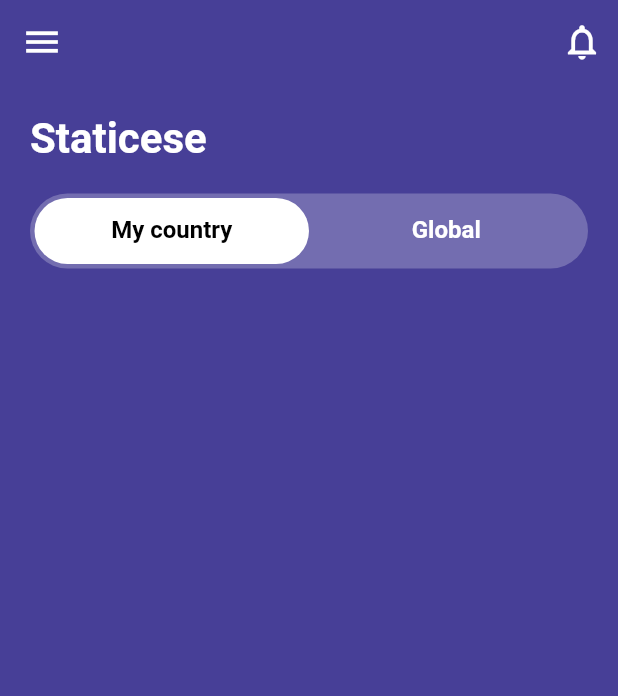
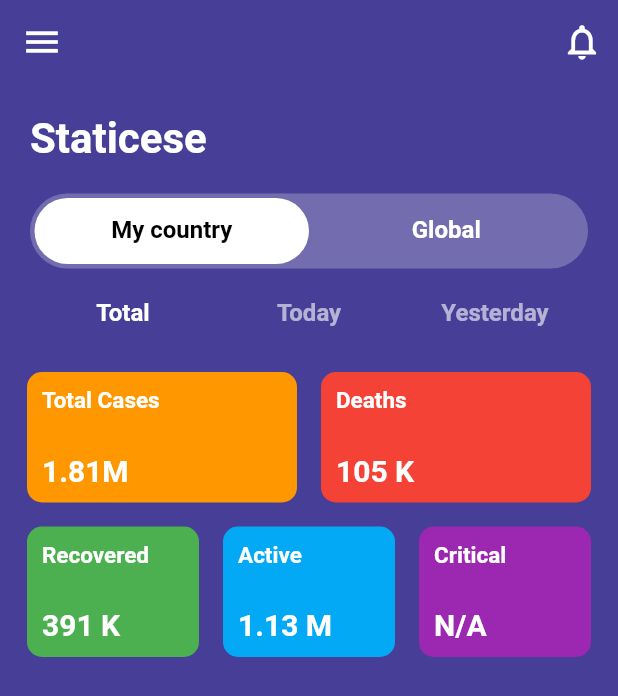
Before and after one commit to SHINDONGDONG/flutter_covid, a Flutter app: the StateScreen screen opened directly, on a phone screen of 412 x 824 dp. Shown: the top 696 px of the screen. Run offline on Flutter 3.47's test engine with Material 2 defaults, Android fonts, the phone set to English and light mode, and no system bars.

Commit message:
static tabbar, total case method

```diff
--- a/lib/screens/state_screen.dart
+++ b/lib/screens/state_screen.dart
@@ -2,6 +2,7 @@ import 'package:flutter/material.dart';
 import 'package:flutter_covid19/config/palette.dart';
 import 'package:flutter_covid19/config/style.dart';
 import 'package:flutter_covid19/widgets/custom_appbar.dart';
+import 'package:flutter_covid19/widgets/state_grid.dart';
 
 class StateScreen extends StatefulWidget {
   const StateScreen({Key key}) : super(key: key);
@@ -21,6 +22,13 @@ class _StateScreenState extends State<StateScreen> {
         slivers: [
           _buildheader(),
           _buildRegionTabBar(),
+          _buildStatesTabBar(),
+          SliverPadding(
+            padding: EdgeInsets.symmetric(horizontal: 10),
+            sliver: SliverToBoxAdapter(
+              child: StateGrid(),
+            ),
+          )
         ],
       ),
     );
@@ -42,7 +50,7 @@ class _StateScreenState extends State<StateScreen> {
     );
   }
 
-  SliverToBoxAdapter _buildRegionTabBar(){
+  SliverToBoxAdapter _buildRegionTabBar() {
     return SliverToBoxAdapter(
       child: DefaultTabController(
         length: 2,
@@ -71,4 +79,26 @@ class _StateScreenState extends State<StateScreen> {
       ),
     );
   }
+
+  SliverPadding _buildStatesTabBar() {
+    return SliverPadding(
+      padding: EdgeInsets.all(20),
+      sliver: SliverToBoxAdapter(
+        child: DefaultTabController(
+          length: 3,
+          child: TabBar(
+            labelColor: Colors.white,
+            unselectedLabelColor: Colors.white60,
+            labelStyle: Style.tabTextStyle,
+            indicatorColor: Colors.transparent,
+            tabs: [
+              Text('Total'),
+              Text('Today'),
+              Text('Yesterday'),
+            ],
+          ),
+        ),
+      ),
+    );
+  }
 }
--- /dev/null
+++ b/lib/widgets/state_grid.dart
@@ -0,0 +1,68 @@
+import 'package:flutter/material.dart';
+
+class StateGrid extends StatelessWidget {
+  const StateGrid({Key key}) : super(key: key);
+
+  @override
+  Widget build(BuildContext context) {
+    return Container(
+      height: MediaQuery.of(context).size.height * 0.25,
+      child: Column(
+        children: [
+          Flexible(
+            child: Row(
+              children: [
+                _buildStateCard(title: 'Total Cases',count: '1.81M',color: Colors.orange),
+                _buildStateCard(title: 'Deaths',count: '105 K',color: Colors.red),
+              ],
+            ),
+          ),
+          Flexible(
+            child: Row(
+              children: [
+                _buildStateCard(title: 'Recovered',count: '391 K',color: Colors.green),
+                _buildStateCard(title: 'Active',count: '1.13 M',color: Colors.lightBlue),
+                _buildStateCard(title: 'Critical',count: 'N/A',color: Colors.purple),
+              ],
+            ),
+          ),
+        ],
+      ),
+    );
+  }
+
+  Expanded _buildStateCard({@required String title, @required String count, @required MaterialColor color}) {
+    return Expanded(
+                child: Container(
+                  margin: EdgeInsets.all(8),
+                  padding: EdgeInsets.all(10),
+                  decoration: BoxDecoration(
+                    color: color,
+                    borderRadius: BorderRadius.circular(10),
+                  ),
+                  child: Column(
+                    mainAxisAlignment: MainAxisAlignment.spaceBetween,
+                    crossAxisAlignment: CrossAxisAlignment.start,
+                    children: [
+                      Text(
+                        title,
+                        style: TextStyle(
+                          color: Colors.white,
+                          fontSize: 15,
+                          fontWeight: FontWeight.w600,
+                        ),
+                      ),
+                      Text(
+                        count,
+                        style: TextStyle(
+                          color: Colors.white,
+                          fontSize: 20,
+                          fontWeight: FontWeight.w600,
+                        ),
+                      ),
+                    ],
+                  ),
+                ),
+              );
+  }
+}
```
